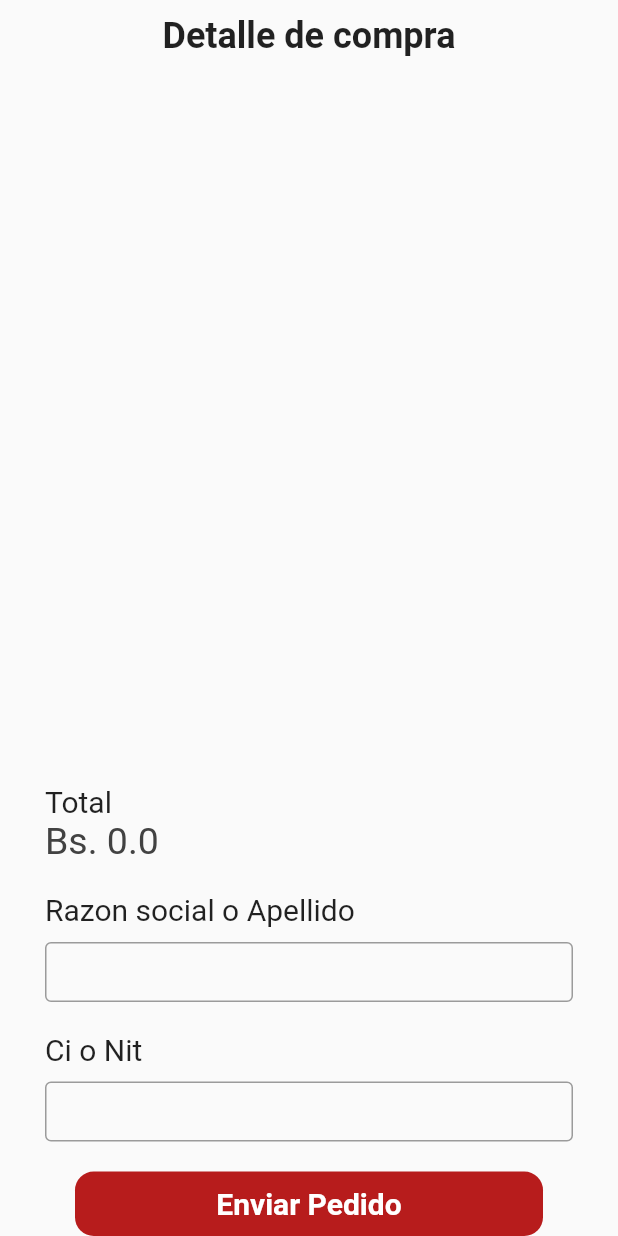
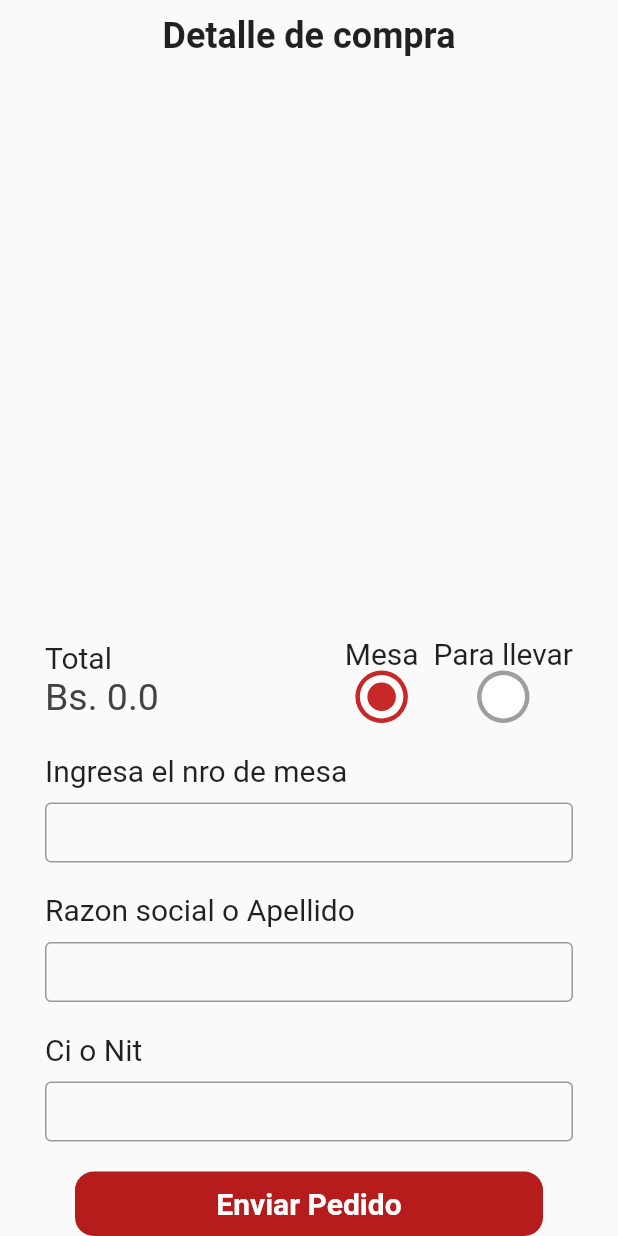
Before and after one commit to AleMancilla/ariztia_app, a Flutter app: the ShopDetailsScreen screen opened directly, on a phone screen of 412 x 824 dp. Run offline on Flutter 3.47's test engine with Material 2 defaults, Android fonts, the phone set to English and light mode, and no system bars; our stand-ins replace bloc, cloud_firestore, firebase_core, flutter_bloc; missing offline and left inert: status_alert; accounts and stored records are empty.

Commit message:
type order

```diff
--- a/lib/menu/presentation/bloc/shop_bloc/shop_bloc.dart
+++ b/lib/menu/presentation/bloc/shop_bloc/shop_bloc.dart
@@ -11,5 +11,8 @@ class ShopBloc extends Bloc<ShopEvent, ShopState> {
     on<ShopAddProductEvent>((event, emit) {
       emit(ShopNewState(event.listShop));
     });
+    on<ShopRemoveProductEvent>((event, emit) {
+      emit(ShopNewState([]));
+    });
   }
 }
--- a/lib/menu/presentation/bloc/shop_bloc/shop_event.dart
+++ b/lib/menu/presentation/bloc/shop_bloc/shop_event.dart
@@ -8,3 +8,7 @@ class ShopAddProductEvent extends ShopEvent {
 
   ShopAddProductEvent(this.listShop);
 }
+
+class ShopRemoveProductEvent extends ShopEvent {
+  ShopRemoveProductEvent();
+}
--- a/lib/menu/presentation/pages/shop_details_screen.dart
+++ b/lib/menu/presentation/pages/shop_details_screen.dart
@@ -16,7 +16,9 @@ class ShopDetailsScreen extends StatefulWidget {
 
 class _ShopDetailsScreenState extends State<ShopDetailsScreen> {
   TextEditingController controllerRazonSocial = TextEditingController();
+  TextEditingController controllertype = TextEditingController();
   TextEditingController controllerCi = TextEditingController();
+  String typeOrder = 'Mesa';
   @override
   Widget build(BuildContext context) {
     final ShopBloc shopBloc = BlocProvider.of<ShopBloc>(context, listen: false);
@@ -81,6 +83,11 @@ class _ShopDetailsScreenState extends State<ShopDetailsScreen> {
               child: Column(
                 crossAxisAlignment: CrossAxisAlignment.start,
                 children: [
+                  Row(
+                    children: [
+                      Column(
+                        crossAxisAlignment: CrossAxisAlignment.start,
+                        children: [
                           Text(
                             'Total',
                             style: TextStyle(fontSize: 20),
@@ -91,6 +98,35 @@ class _ShopDetailsScreenState extends State<ShopDetailsScreen> {
                                 color: Colors.grey[800],
                                 fontSize: 25,
                                 fontWeight: FontWeight.w400),
+                          ),
+                        ],
+                      ),
+                      Expanded(child: Container()),
+                      Row(
+                        children: [
+                          _radioButton('Mesa'),
+                          const SizedBox(width: 10),
+                          _radioButton('Para llevar'),
+                        ],
+                      )
+                    ],
+                  ),
+                  SizedBox(height: 20),
+                  Text(
+                    typeOrder == 'Mesa'
+                        ? 'Ingresa el nro de mesa'
+                        : 'Ingresa tu numer de whatsapp',
+                    style: TextStyle(fontSize: 20),
+                  ),
+                  SizedBox(height: 10),
+                  Container(
+                    height: 40,
+                    child: TextField(
+                      decoration: InputDecoration(
+                        border: OutlineInputBorder(),
+                      ),
+                      controller: controllertype,
+                    ),
                   ),
                   SizedBox(height: 20),
                   Text(
@@ -133,6 +169,52 @@ class _ShopDetailsScreenState extends State<ShopDetailsScreen> {
     );
   }
 
+  Column _radioButton(String title) {
+    bool isSelect = (typeOrder == title);
+    return Column(
+      children: [
+        Text(
+          title,
+          style: TextStyle(fontSize: 20),
+        ),
+        InkWell(
+          onTap: () {
+            typeOrder = title;
+            setState(() {});
+          },
+          child: Container(
+            width: 35,
+            height: 35,
+            decoration: BoxDecoration(
+              shape: BoxShape.circle,
+              color: isSelect ? Colors.red[800] : Colors.grey,
+            ),
+            child: Padding(
+              padding: EdgeInsets.all(3),
+              child: Container(
+                decoration: BoxDecoration(
+                  shape: BoxShape.circle,
+                  color: Colors.white,
+                ),
+                child: isSelect
+                    ? Padding(
+                        padding: EdgeInsets.all(5),
+                        child: Container(
+                          decoration: BoxDecoration(
+                            shape: BoxShape.circle,
+                            color: isSelect ? Colors.red[800] : Colors.grey,
+                          ),
+                        ),
+                      )
+                    : Container(),
+              ),
+            ),
+          ),
+        ),
+      ],
+    );
+  }
+
   InkWell _btnEnviarPedido(Size size, ShopBloc shopBloc) {
     return InkWell(
       onTap: () {
@@ -140,7 +222,13 @@ class _ShopDetailsScreenState extends State<ShopDetailsScreen> {
         List<Map<String, dynamic>> _listToSend =
             listToSend.map((e) => e.toJson()).toList();
         try {
-          Map<String, dynamic> toSend = {'listOrders': _listToSend};
+          Map<String, dynamic> toSend = {
+            'list_orders': _listToSend,
+            'razon_social': controllerRazonSocial.text,
+            'ci_nit': controllerCi,
+            'type_order': typeOrder,
+            'info_order': controllertype.text,
+          };
           print(toSend);
           print('_____________________');
           ariztiaOrders
@@ -150,7 +238,8 @@ class _ShopDetailsScreenState extends State<ShopDetailsScreen> {
         } catch (e) {
           print('========> $e');
         }
-        // navigateToPageAndRemove(context, OrderComplete());
+        navigateToPageAndRemove(context, OrderComplete());
+        shopBloc.add(ShopAddProductEvent([]));
       },
       child: Container(
         decoration: BoxDecoration(
```
Lines whose indentation alone changed are shown as unchanged.
